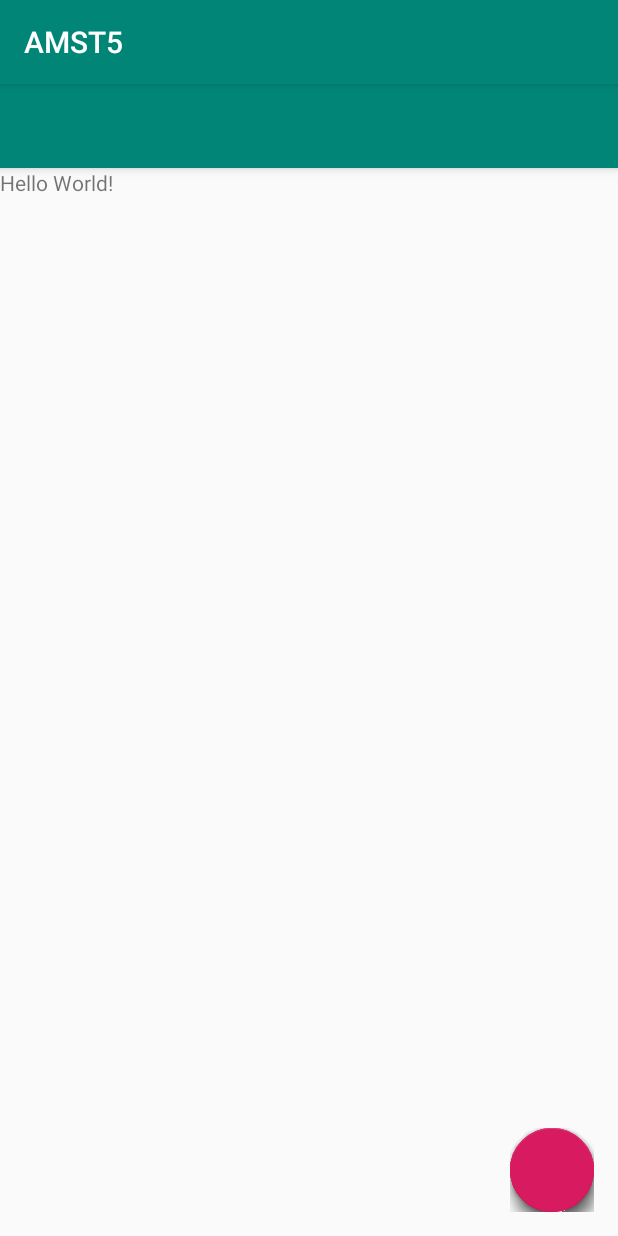
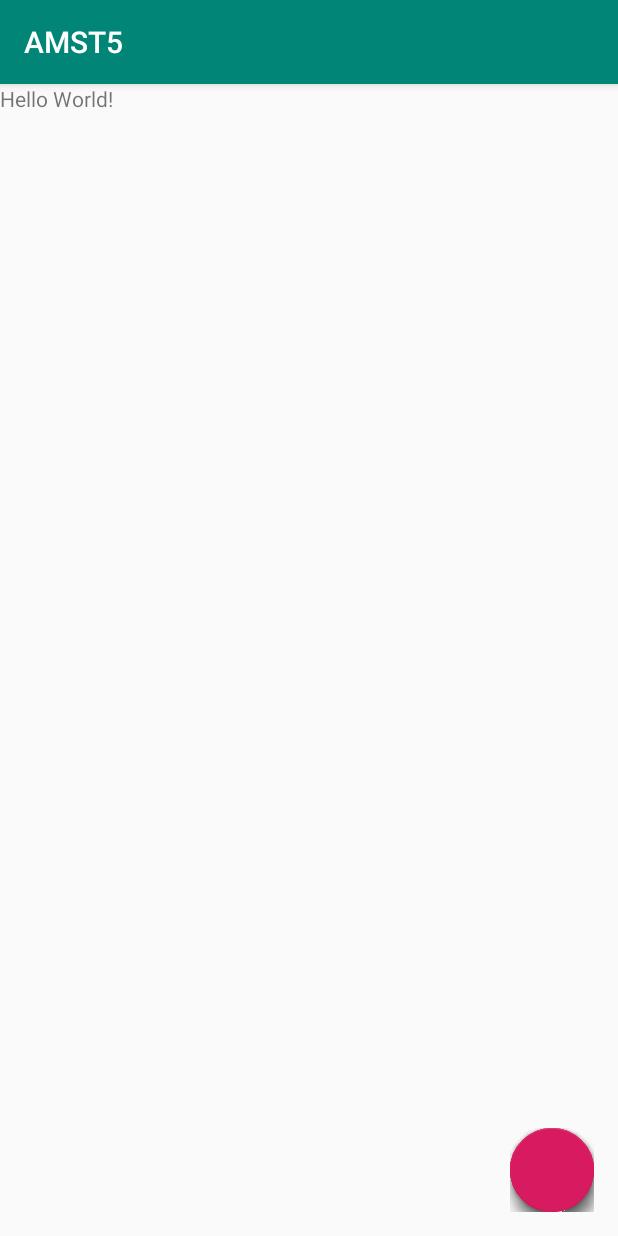
Before and after one commit to luanvarg/AMST5, an Android app: the screen it shows after launch (MainActivity), on a phone screen of 412 x 824 dp. Run offline under Robolectric (Android 15) with nearby library versions, the phone set to English and light mode, and no system bars; plain views replace FloatingActionButton, FloatingActionsMenu.

```diff
--- a/app/src/main/AndroidManifest.xml
+++ b/app/src/main/AndroidManifest.xml
@@ -1,5 +1,6 @@
 <?xml version="1.0" encoding="utf-8"?>
 <manifest xmlns:android="http://schemas.android.com/apk/res/android"
+    xmlns:tools="http://schemas.android.com/tools"
     package="com.example.amst5">
 
     <application
@@ -9,7 +10,9 @@
         android:roundIcon="@mipmap/ic_launcher_round"
         android:supportsRtl="true"
         android:theme="@style/AppTheme">
-        <activity android:name=".MainActivity">
+
+        <activity
+            android:name=".MainActivity">
             <intent-filter>
                 <action android:name="android.intent.action.MAIN" />
 
--- a/app/src/main/res/layout/activity_main.xml
+++ b/app/src/main/res/layout/activity_main.xml
@@ -12,13 +12,6 @@
         android:layout_width="match_parent"
         android:layout_height="wrap_content"
         android:theme="@style/AppTheme.AppBarOverlay">
-
-        <androidx.appcompat.widget.Toolbar
-            android:id="@+id/toolbar"
-            android:layout_width="match_parent"
-            android:layout_height="?attr/actionBarSize"
-            android:background="?attr/colorPrimary"
-            app:popupTheme="@style/AppTheme.PopupOverlay" />
 
     </com.google.android.material.appbar.AppBarLayout>
 
--- /dev/null
+++ b/app/src/main/res/values/dimens.xml
@@ -0,0 +1,3 @@
+<resources>
+    <dimen name="fab_margin">16dp</dimen>
+</resources>
```
